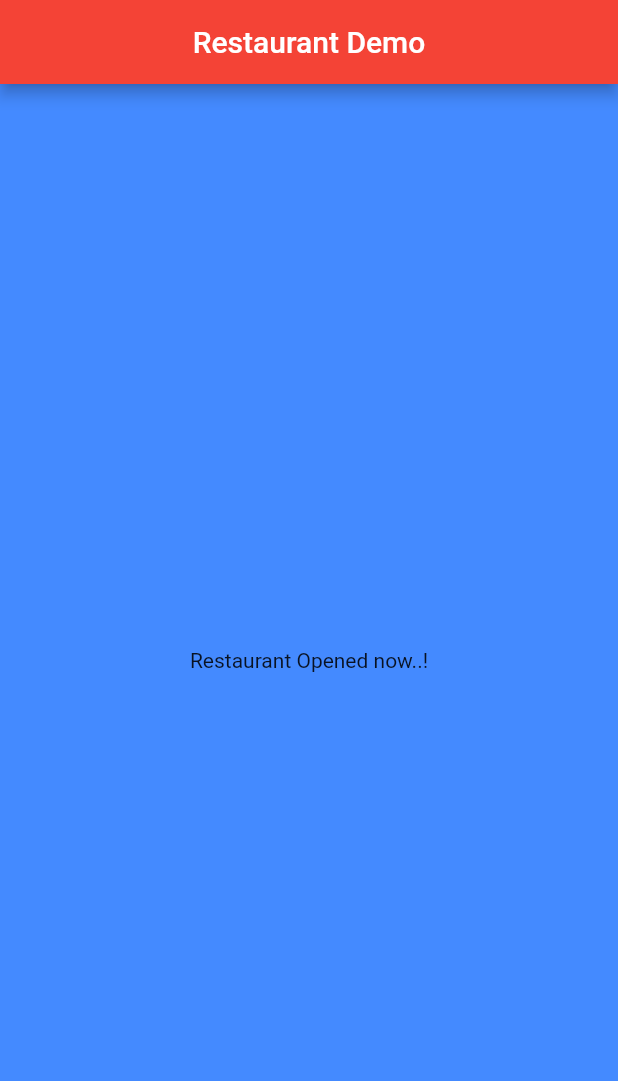
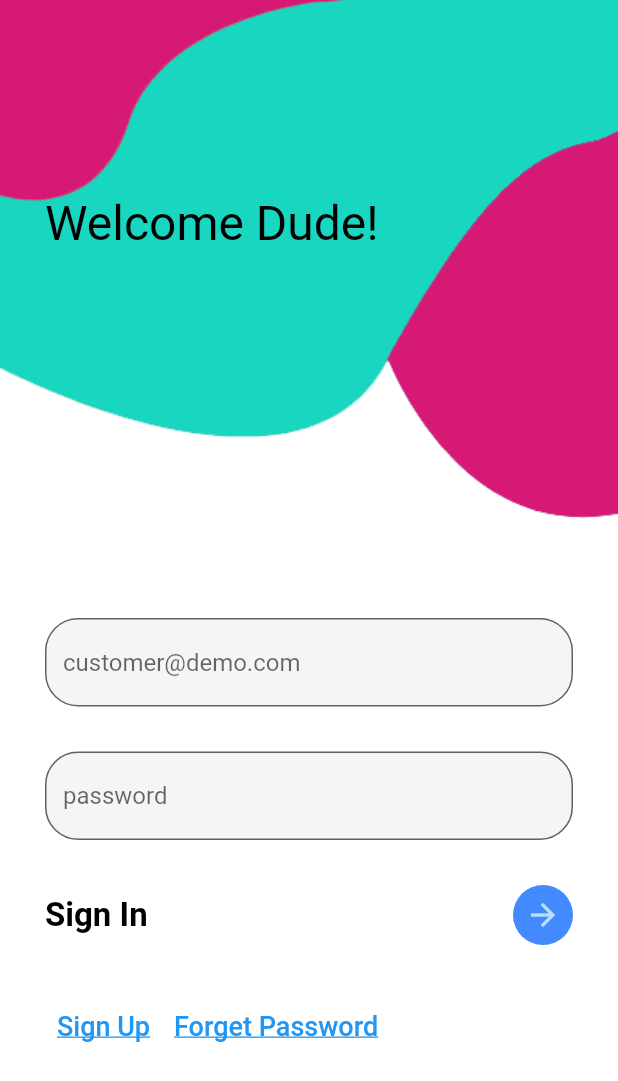
Before and after one commit to zeroappz/restaurant, a Flutter app: the screen it shows after launch, on a phone screen of 412 x 824 dp. Shown: the top 1081 px of the screen. Run offline on Flutter 3.47's test engine with Material 2 defaults, Android fonts, the phone set to English and light mode, and no system bars.

Commit message:
created login UI screen

```diff
--- /dev/null
+++ b/lib/auth/signin.dart
@@ -0,0 +1,127 @@
+import 'package:flutter/material.dart';
+
+// stful, stless, stanim
+class SignInPage extends StatefulWidget {
+  const SignInPage({Key? key}) : super(key: key);
+
+  @override
+  _SignInPageState createState() => _SignInPageState();
+}
+
+class _SignInPageState extends State<SignInPage> {
+  @override
+  Widget build(BuildContext context) {
+    return Container(
+        decoration: BoxDecoration(
+            image: DecorationImage(
+                image: AssetImage('assets/login.png'), fit: BoxFit.cover)),
+        child: Scaffold(
+            backgroundColor: Colors.transparent,
+            body: Stack(
+              children: [
+                Container(
+                    padding: EdgeInsets.only(top: 130, left: 30),
+                    child: Text(
+                      'Welcome Dude!',
+                      style: TextStyle(color: Colors.black, fontSize: 32),
+                    )),
+                SingleChildScrollView(
+                    child: Container(
+                        padding: EdgeInsets.only(
+                            top: MediaQuery.of(context).size.height * 0.5),
+                        child: Column(
+                          crossAxisAlignment: CrossAxisAlignment.start,
+                          children: [
+                            Container(
+                                margin: EdgeInsets.only(left: 30, right: 30),
+                                child: Column(
+                                  children: [
+                                    TextField(
+                                      style: TextStyle(color: Colors.black),
+                                      decoration: InputDecoration(
+                                          hintText: 'customer@demo.com',
+                                          fillColor: Colors.grey.shade100,
+                                          filled: true,
+                                          border: OutlineInputBorder(
+                                              borderRadius:
+                                                  BorderRadius.circular(22))),
+                                    ),
+                                    SizedBox(
+                                      height: 30,
+                                    ),
+                                    TextField(
+                                      style: TextStyle(color: Colors.black),
+                                      decoration: InputDecoration(
+                                          hintText: 'password',
+                                          fillColor: Colors.grey.shade100,
+                                          filled: true,
+                                          border: OutlineInputBorder(
+                                              borderRadius:
+                                                  BorderRadius.circular(22))),
+                                    ),
+                                    SizedBox(
+                                      height: 30,
+                                    ),
+                                    Row(
+                                      mainAxisAlignment:
+                                          MainAxisAlignment.spaceBetween,
+                                      children: [
+                                        Text(
+                                          'Sign In',
+                                          style: TextStyle(
+                                              color: Colors.black,
+                                              fontSize: 22,
+                                              fontWeight: FontWeight.bold),
+                                        ),
+                                        CircleAvatar(
+                                            backgroundColor: Colors.blueAccent,
+                                            child: IconButton(
+                                                onPressed: () {
+                                                  Navigator.pushNamed(
+                                                      context, 'signup');
+                                                },
+                                                icon:
+                                                    Icon(Icons.arrow_forward)))
+                                      ],
+                                    ),
+                                    SizedBox(
+                                      height: 30,
+                                    ),
+                                    Row(
+                                      children: [
+                                        TextButton(
+                                            onPressed: () {
+                                              Navigator.pushNamed(
+                                                  context, 'signup');
+                                            },
+                                            child: Text(
+                                              'Sign Up',
+                                              style: TextStyle(
+                                                  fontSize: 18,
+                                                  decoration:
+                                                      TextDecoration.underline),
+                                              textAlign: TextAlign.left,
+                                            )),
+                                        TextButton(
+                                            onPressed: () {
+                                              Navigator.pushNamed(
+                                                  context, 'signup');
+                                            },
+                                            child: Text(
+                                              'Forget Password',
+                                              style: TextStyle(
+                                                  fontSize: 18,
+                                                  decoration:
+                                                      TextDecoration.underline),
+                                              textAlign: TextAlign.left,
+                                            ))
+                                      ],
+                                    )
+                                  ],
+                                )),
+                          ],
+                        ))),
+              ],
+            )));
+  }
+}
--- a/lib/main.dart
+++ b/lib/main.dart
@@ -1,44 +1,87 @@
 import 'package:flutter/material.dart';
+// included in almost all the pages - Material Theme UI
+import 'package:restaurant/auth/signin.dart';
+import 'package:restaurant/auth/signup.dart';
 
 void main() {
-  runApp(MyApp());
+  runApp(MaterialApp(
+    home: SignInPage(),
+    debugShowCheckedModeBanner: false,
+    routes: {
+      'signin': (context) => SignInPage(),
+      'signup': (context) => SignUpPage(),
+      // 'dashboard': (context) => DashBoardPage(),
+    },
+  ));
 }
 
-class MyApp extends StatelessWidget {
-  // This widget is the root of your application.
-  @override
-  Widget build(BuildContext context) {
-    return MaterialApp(
-      title: 'Restaurant',
-      theme: ThemeData(
-        primarySwatch: Colors.blue,
-      ),
-      home: RestaurantHome(title: 'Dashboard'),
-    );
-  }
-}
+// BuildContext context
+
+
+
+
+
+
+
+
+
+
+
+
+
+
+
+
+
+
+
+
+
+
+
+
+
+
+
+
+
+// login page, register - others
+
+// class MyApp extends StatelessWidget {
+//   This widget is the root of your application.
+//   @override
+//   Widget build(BuildContext context) {
+//     return MaterialApp(
+//       title: 'Restaurant',
+//       theme: ThemeData(
+//         primarySwatch: Colors.blue,
+//       ),
+//       home: RestaurantHome(title: 'Dashboard'),
+//     );
+//   }
+// }
 
 // Stateless - immutable (not manipulated or static);
 // Button, Icons, Page name
 // Stateful - mutable - list(dynamic), wishlist, Database, button(action)
 // stless, stful, stanim
-class RestaurantHome extends StatelessWidget {
-  const RestaurantHome({Key? key, title}) : super(key: key);
+// class RestaurantHome extends StatelessWidget {
+//   const RestaurantHome({Key? key, title}) : super(key: key);
 
-  @override
-  Widget build(BuildContext context) {
-    return Scaffold(
-        backgroundColor: Colors.blueAccent,
-        appBar: AppBar(
-          title: Text('Restaurant Demo'),
-          centerTitle: true,
-          backgroundColor: Colors.red,
-          toolbarHeight: 56,
-        ),
-        body: Container(
-            alignment: Alignment.center,
-            child: Text('Restaurant Opened now..!')));
-  }
-}
+//   @override
+//   Widget build(BuildContext context) {
+//     return Scaffold(
+//         backgroundColor: Colors.blueAccent,
+//         appBar: AppBar(
+//           title: Text('Restaurant Demo'),
+//           centerTitle: true,
+//           backgroundColor: Colors.red,
+//           toolbarHeight: 56,
+//         ),
+//         body: Container(
+//             alignment: Alignment.center,
+//             child: Text('Restaurant Opened now..!')));
+//   }
+// }
 
 // Scaffold - View components - Container(), Column(), Row()
--- a/pubspec.yaml
+++ b/pubspec.yaml
@@ -19,7 +19,8 @@ dev_dependencies:
 
 flutter:
   uses-material-design: true
-  # assets:
+  assets:
+    - assets/
   #   - images/a_dot_burr.jpeg
   #   - images/a_dot_ham.jpeg
   # fonts:
```
Also changed, not shown: documentation/docs.txt (+45 -1 lines), lib/auth/signup.dart (added, +24 -0 lines), assets/login.png (added), assets/register.png (added), 1 other file.
